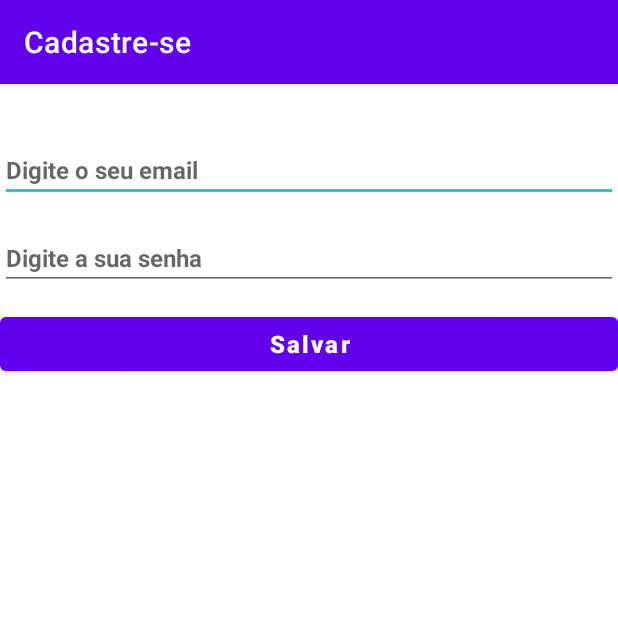
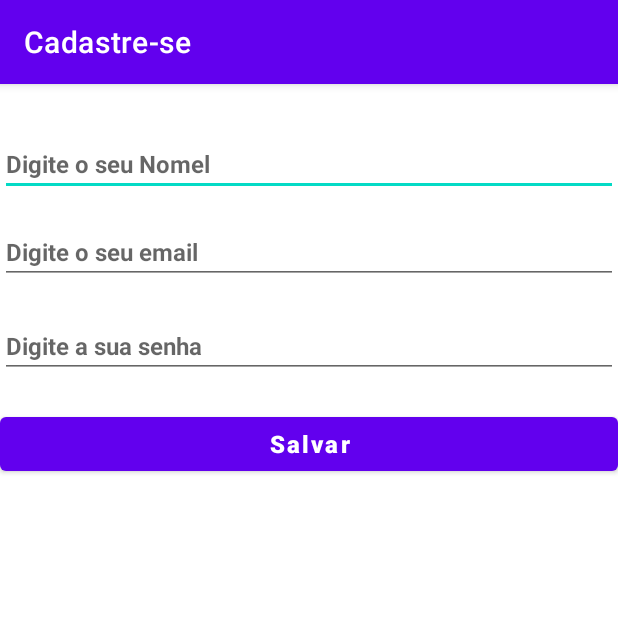
Before and after one commit to lualgoritmo/ExercicioFirebase, an Android app: the RegisterActivity screen opened directly, with no data from a screen before it, on a phone screen of 412 x 824 dp, the top half of it. Run offline under Robolectric (Android 15) with nearby library versions, the phone set to English and light mode, and no system bars.

```diff
--- a/app/src/main/java/br/com/exerciciofirebase/domain/model/User.kt
+++ b/app/src/main/java/br/com/exerciciofirebase/domain/model/User.kt
@@ -4,4 +4,4 @@ import android.os.Parcelable
 import kotlinx.android.parcel.Parcelize
 
 @Parcelize
-data class User(var email: String, var password: String) : Parcelable
+data class User(var name: String,var email: String, var password: String) : Parcelable
--- a/app/src/main/res/layout/activity_register.xml
+++ b/app/src/main/res/layout/activity_register.xml
@@ -9,29 +9,44 @@
     tools:context=".ui.register.view.RegisterActivity">
 
     <EditText
+        android:id="@+id/edtRegisterName"
+        android:layout_width="match_parent"
+        android:layout_height="wrap_content"
+        android:layout_marginTop="32dp"
+        android:hint="Digite o seu Nomel"
+        android:inputType="text"
+        android:textSize="@dimen/default_size_16"
+        android:textStyle="bold"
+        app:layout_constraintEnd_toEndOf="parent"
+        app:layout_constraintHorizontal_bias="0.0"
+        app:layout_constraintStart_toStartOf="parent"
+        app:layout_constraintTop_toTopOf="parent" />
+
+    <EditText
         android:id="@+id/edtRegisterEmail"
         android:layout_width="match_parent"
         android:layout_height="wrap_content"
-        android:layout_marginTop="36dp"
+        android:layout_marginTop="16dp"
         android:hint="Digite o seu email"
         android:inputType="text"
         android:textSize="@dimen/default_size_16"
         android:textStyle="bold"
         app:layout_constraintEnd_toEndOf="parent"
-        app:layout_constraintHorizontal_bias="1.0"
+        app:layout_constraintHorizontal_bias="0.0"
         app:layout_constraintStart_toStartOf="parent"
-        app:layout_constraintTop_toTopOf="parent" />
+        app:layout_constraintTop_toBottomOf="@+id/edtRegisterName" />
 
     <EditText
         android:id="@+id/edtRegisterPasswordl"
         android:layout_width="match_parent"
         android:layout_height="wrap_content"
-        android:layout_marginTop="16dp"
+        android:layout_marginTop="20dp"
         android:hint="Digite a sua senha"
         android:inputType="text"
         android:textSize="@dimen/default_size_16"
         android:textStyle="bold"
         app:layout_constraintEnd_toEndOf="parent"
+        app:layout_constraintHorizontal_bias="0.0"
         app:layout_constraintStart_toStartOf="parent"
         app:layout_constraintTop_toBottomOf="@+id/edtRegisterEmail" />
 
@@ -39,12 +54,13 @@
         android:id="@+id/btnRegisterUser"
         android:layout_width="match_parent"
         android:layout_height="wrap_content"
-        android:layout_marginTop="12dp"
+        android:layout_marginTop="20dp"
         android:inputType="text"
         android:text="Salvar"
         android:textSize="@dimen/default_size_16"
         android:textStyle="bold"
         app:layout_constraintEnd_toEndOf="parent"
+        app:layout_constraintHorizontal_bias="0.0"
         app:layout_constraintStart_toStartOf="parent"
         app:layout_constraintTop_toBottomOf="@+id/edtRegisterPasswordl" />
 
```
Also changed, not shown: app/src/main/AndroidManifest.xml (+4 -4 lines), app/src/main/java/br/com/exerciciofirebase/constants/Constants.kt (added, +9 -0 lines), app/src/main/java/br/com/exerciciofirebase/domain/repository/AuthenticationRepository.kt (added, +32 -0 lines), app/src/main/java/br/com/exerciciofirebase/ui/login/viewmodel/LoginViewModel.kt (added, +16 -0 lines).
